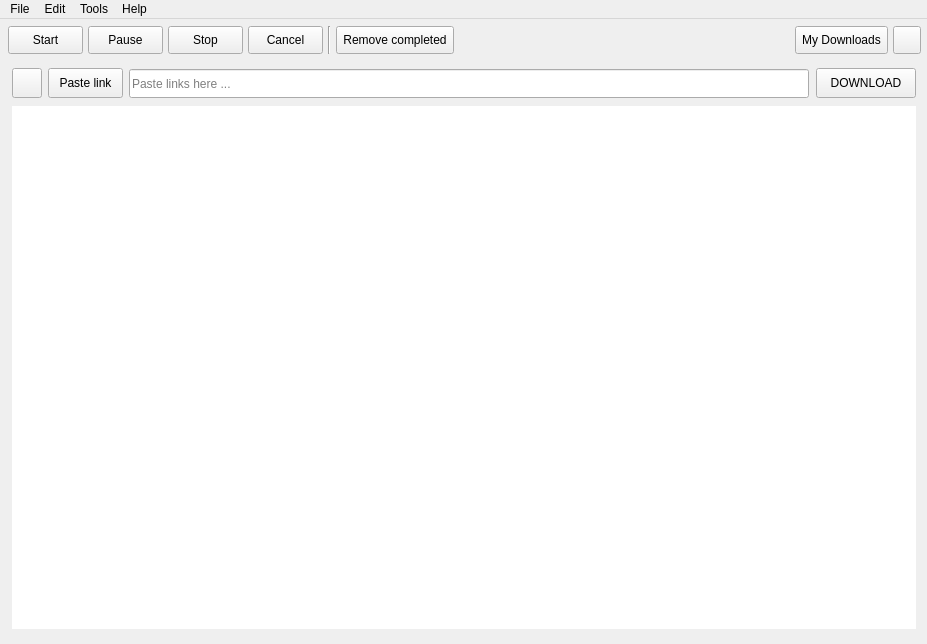
First picture: the form in src/gui/mainwindow.ui, repository aliakseis/LIII, before the edit.
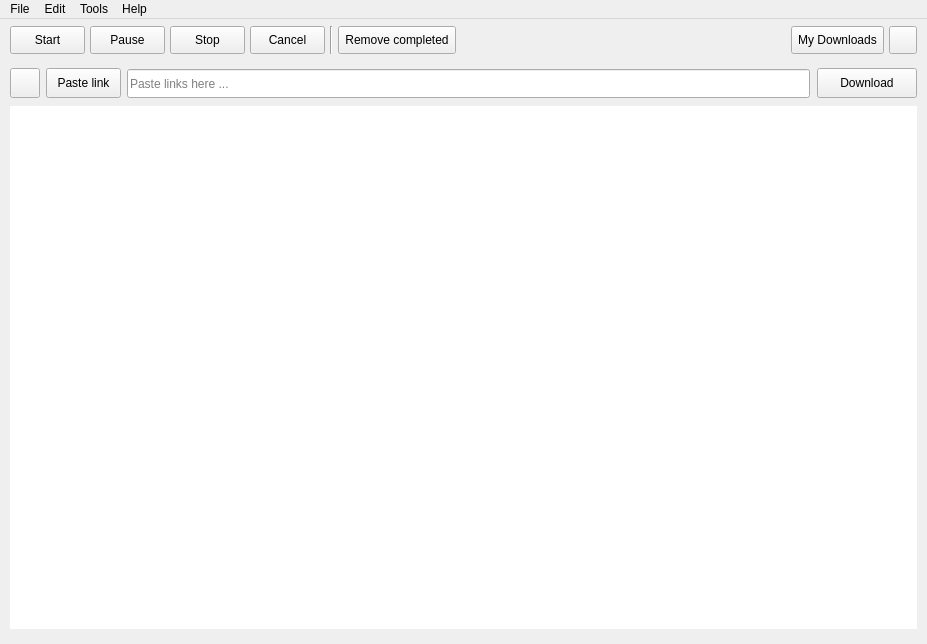
Second picture: the form after the edit. Icons and pictures are not drawn. Custom widgets are drawn as their Qt base class.

Diff of the .ui file:
```diff
--- a/src/gui/mainwindow.ui
+++ b/src/gui/mainwindow.ui
@@ -51,6 +51,9 @@
     <family>Segoe UI</family>
    </font>
   </property>
+  <property name="cursor">
+   <cursorShape>ArrowCursor</cursorShape>
+  </property>
   <property name="windowTitle">
    <string notr="true">LIII BitTorrent Client</string>
   </property>
@@ -67,9 +70,6 @@
     <height>48</height>
    </size>
   </property>
-  <property name="cursor">
-   <cursorShape>ArrowCursor</cursorShape>
-  </property>
   <widget class="QWidget" name="centralWidget">
    <property name="sizePolicy">
     <sizepolicy hsizetype="Expanding" vsizetype="Expanding">
@@ -106,13 +106,13 @@
      <number>0</number>
     </property>
     <property name="leftMargin">
-     <number>8</number>
+     <number>0</number>
     </property>
     <property name="topMargin">
      <number>0</number>
     </property>
     <property name="rightMargin">
-     <number>6</number>
+     <number>0</number>
     </property>
     <property name="bottomMargin">
      <number>7</number>
@@ -145,13 +145,13 @@
         <number>5</number>
        </property>
        <property name="leftMargin">
-        <number>0</number>
+        <number>10</number>
        </property>
        <property name="topMargin">
         <number>0</number>
        </property>
        <property name="rightMargin">
-        <number>0</number>
+        <number>10</number>
        </property>
        <property name="bottomMargin">
         <number>0</number>
@@ -575,13 +575,13 @@
         <number>0</number>
        </property>
        <property name="leftMargin">
-        <number>0</number>
+        <number>6</number>
        </property>
        <property name="topMargin">
         <number>0</number>
        </property>
        <property name="rightMargin">
-        <number>0</number>
+        <number>6</number>
        </property>
        <property name="bottomMargin">
         <number>0</number>
@@ -611,7 +611,7 @@
            <number>0</number>
           </property>
           <property name="rightMargin">
-           <number>5</number>
+           <number>4</number>
           </property>
           <property name="bottomMargin">
            <number>0</number>
@@ -832,7 +832,7 @@
                   <string notr="true"/>
                  </property>
                  <property name="text">
-                  <string>DOWNLOAD</string>
+                  <string>Download</string>
                  </property>
                  <property name="iconSize">
                   <size>
```
